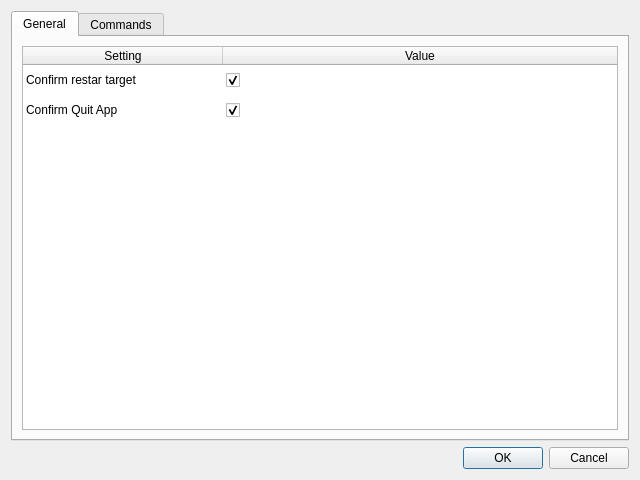
Qt form resources/designer/settingsDialog.ui (jetedonner/pyLLDBGUI) before a commit.
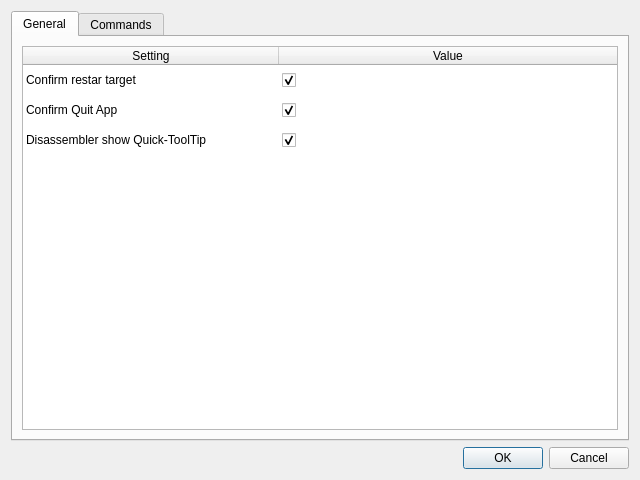
The same form after that commit.

Commit message: QuickToolTip and showMemory reorg

The edit to the form file:
```diff
--- a/resources/designer/settingsDialog.ui
+++ b/resources/designer/settingsDialog.ui
@@ -33,7 +33,7 @@
           <bool>false</bool>
          </property>
          <attribute name="horizontalHeaderDefaultSectionSize">
-          <number>200</number>
+          <number>256</number>
          </attribute>
          <attribute name="horizontalHeaderStretchLastSection">
           <bool>true</bool>
@@ -51,6 +51,11 @@
            <string>ConfirmQuit</string>
           </property>
          </row>
+         <row>
+          <property name="text">
+           <string>DisassemblerShowQuickTooltip</string>
+          </property>
+         </row>
          <column>
           <property name="text">
            <string>Setting</string>
@@ -90,6 +95,19 @@
            <set>ItemIsSelectable|ItemIsUserCheckable|ItemIsEnabled</set>
           </property>
          </item>
+         <item row="2" column="0">
+          <property name="text">
+           <string>Disassembler show Quick-ToolTip</string>
+          </property>
+         </item>
+         <item row="2" column="1">
+          <property name="text">
+           <string/>
+          </property>
+          <property name="checkState">
+           <enum>Checked</enum>
+          </property>
+         </item>
         </widget>
        </item>
       </layout>
```
The commit also changes 6 other files.
